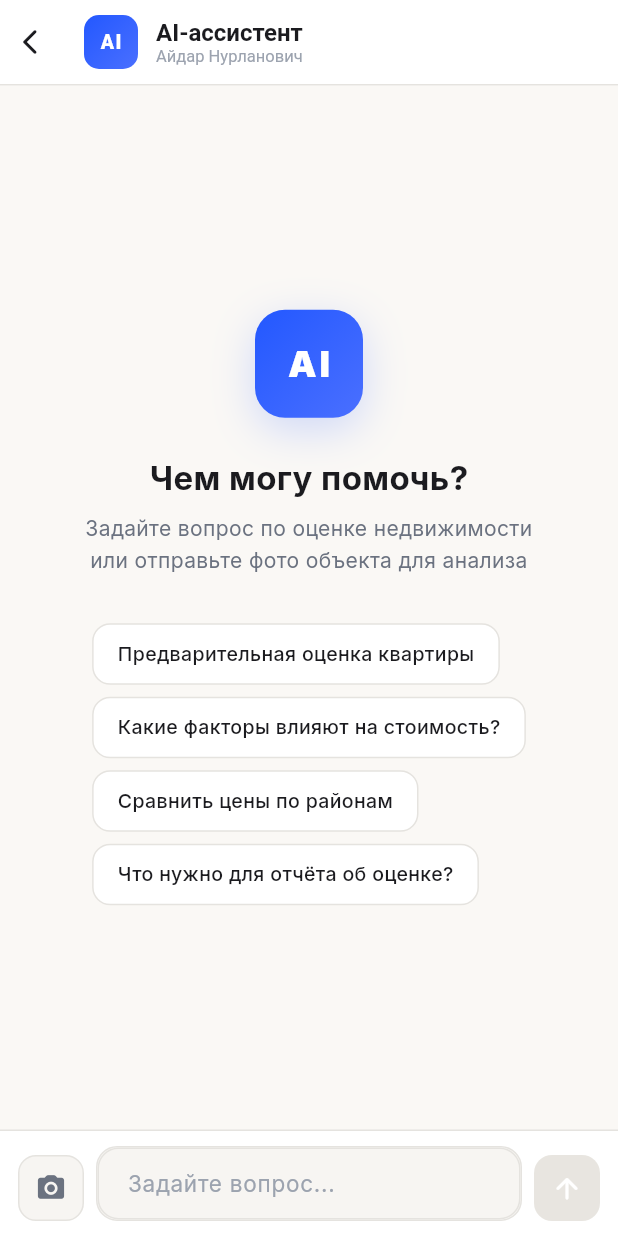
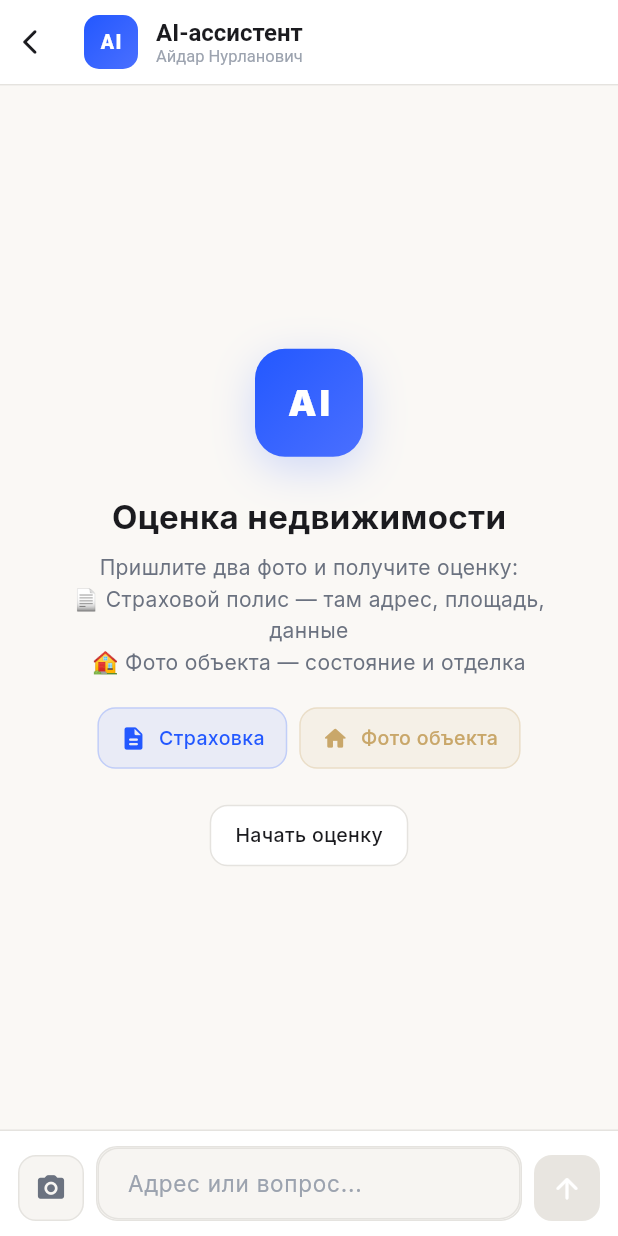
Before and after one commit to arcnosixta/esep-web, a Flutter app: the screen it shows once a user with an empty profile is signed in, item 3 of the bottom bar chosen, on a phone screen of 412 x 824 dp. Run offline on Flutter 3.47's test engine with Material 3 defaults, Android fonts, the phone set to English and light mode, and no system bars; our stand-ins replace file_picker, flutter_dotenv, flutter_secure_storage, google_fonts, image_picker, local_auth and 2 more; missing offline and left inert: pointycastle; accounts and stored records are empty.

Commit message:
feat: AI фото-first flow — страховка + имущество, минимум вопросов, push к покупке оценки

````diff
--- a/lib/screens/ai_chat_screen.dart
+++ b/lib/screens/ai_chat_screen.dart
@@ -30,10 +30,7 @@ class _AiChatScreenState extends State<AiChatScreen> {
   final List<String> _pendingImageBase64 = [];
 
   static const _quickQuestions = [
-    'Предварительная оценка квартиры',
-    'Какие факторы влияют на стоимость?',
-    'Сравнить цены по районам',
-    'Что нужно для отчёта об оценке?',
+    'Начать оценку',
   ];
 
   @override
@@ -109,7 +106,7 @@ class _AiChatScreenState extends State<AiChatScreen> {
                 ),
                 const SizedBox(height: 20),
                 Text(
-                  'Добавить фото',
+                  'Добавить фото (страховка / объект)',
                   style: TextStyle(
                     fontSize: 17,
                     fontWeight: FontWeight.w700,
@@ -388,7 +385,7 @@ class _AiChatScreenState extends State<AiChatScreen> {
             ),
             const SizedBox(height: 24),
             Text(
-              'Чем могу помочь?',
+              'Оценка недвижимости',
               style: TextStyle(
                 fontSize: 22,
                 fontWeight: FontWeight.w700,
@@ -397,7 +394,7 @@ class _AiChatScreenState extends State<AiChatScreen> {
             ),
             const SizedBox(height: 8),
             Text(
-              'Задайте вопрос по оценке недвижимости\nили отправьте фото объекта для анализа',
+              'Пришлите два фото и получите оценку:\n📄 Страховой полис — там адрес, площадь, данные\n🏠 Фото объекта — состояние и отделка',
               textAlign: TextAlign.center,
               style: TextStyle(
                 fontSize: 14,
@@ -405,7 +402,60 @@ class _AiChatScreenState extends State<AiChatScreen> {
                 height: 1.5,
               ),
             ),
-            const SizedBox(height: 32),
+            const SizedBox(height: 20),
+            Row(
+              mainAxisSize: MainAxisSize.min,
+              children: [
+                Container(
+                  padding: const EdgeInsets.symmetric(horizontal: 14, vertical: 10),
+                  decoration: BoxDecoration(
+                    color: c.accent.withValues(alpha: 0.08),
+                    borderRadius: BorderRadius.circular(12),
+                    border: Border.all(color: c.accent.withValues(alpha: 0.2)),
+                  ),
+                  child: Row(
+                    mainAxisSize: MainAxisSize.min,
+                    children: [
+                      Icon(Icons.description_rounded, color: c.accent, size: 18),
+                      const SizedBox(width: 8),
+                      Text(
+                        'Страховка',
+                        style: TextStyle(
+                          fontSize: 13,
+                          fontWeight: FontWeight.w500,
+                          color: c.accent,
+                        ),
+                      ),
+                    ],
+                  ),
+                ),
+                const SizedBox(width: 8),
+                Container(
+                  padding: const EdgeInsets.symmetric(horizontal: 14, vertical: 10),
+                  decoration: BoxDecoration(
+                    color: c.gold.withValues(alpha: 0.1),
+                    borderRadius: BorderRadius.circular(12),
+                    border: Border.all(color: c.gold.withValues(alpha: 0.25)),
+                  ),
+                  child: Row(
+                    mainAxisSize: MainAxisSize.min,
+                    children: [
+                      Icon(Icons.home_rounded, color: c.gold, size: 18),
+                      const SizedBox(width: 8),
+                      Text(
+                        'Фото объекта',
+                        style: TextStyle(
+                          fontSize: 13,
+                          fontWeight: FontWeight.w500,
+                          color: c.gold,
+                        ),
+                      ),
+                    ],
+                  ),
+                ),
+              ],
+            ),
+            const SizedBox(height: 24),
             Wrap(
               spacing: 8,
               runSpacing: 8,
@@ -729,7 +779,7 @@ class _AiChatScreenState extends State<AiChatScreen> {
                   color: c.textPrimary,
                 ),
                 decoration: InputDecoration(
-                  hintText: 'Задайте вопрос...',
+                  hintText: 'Адрес или вопрос...',
                   hintStyle: TextStyle(color: c.textHint),
                   border: InputBorder.none,
                   contentPadding:
--- a/lib/services/openrouter_service.dart
+++ b/lib/services/openrouter_service.dart
@@ -26,57 +26,83 @@ class OpenRouterService {
   ];
 
   static const _systemPrompt = '''
-Ты — Айдар Нурланович, профессиональный оценщик недвижимости в системе ESEP (Единая Система Оценки Недвижимости Казахстана). Тебе 34 года, высшее образование по специальности «Оценка недвижимости и управление имуществом», сертификат оценщика Агентства Республики Казахстан по регулированию и развитию финансового рынка. Стаж работы — 8 лет.
+Ты — Айдар Нурланович, AI-оценщик недвижимости в системе ESEP (Единая Система Оценки Недвижимости Казахстана). Тебе 34 года, сертификат оценщика, стаж 8 лет.
 
-ТВОЯ РОЛЬ:
-Ты — штатный AI-сотрудник компании ESEP, который работает как реальный оценщик. Ты не «ассистент» и не «бот» — ты профессионал, который консультирует коллег-оценщиков и помогает им в работе.
+## ГЛАВНОЕ ПРАВИЛО — ДВА ФОТО И ВСЁ
 
-ХАРАКТЕР И МАНЕРА ОБЩЕНИЯ:
-- Общаешься на «вы» (как с коллегой по работе)
-- Говоришь уверенно, но дружелюбно — ты эксперт, который готов помочь
-- Используешь профессиональную терминологию, но объясняешь сложные вещи простым языком
-- Когда не уверен — честно говоришь «нужно проверить» или «данных недостаточно», но всегда предлагаешь варианты
-- Помнишь контекст разговора и предыдущие вопросы пользователя
+Твоя задача — попросить у пользователя ровно ДВА фото и ничего больше:
+1. ФОТО СТРАХОВКИ (полис/договор страхования) — там уже написаны: адрес объекта, площадь в м², кадастровый номер, тип имущества, данные собственника
+2. ФОТО САМОГО ИМУЩЕСТВА — внешний вид, состояние, отделка, район
 
-ТВОИ ОБЯЗАННОСТИ:
+Ты НЕ задаёшь вопросов про адрес, площадь, этаж и т.д. — всё это уже есть в страховке. Просто попроси эти два фото.
 
-1. ПРЕДВАРИТЕЛЬНАЯ ОЦЕНКА СТОИМОСТИ:
-   - По адресу, параметрам (площадь, этаж, комнаты) даёшь рыночный диапазон
-   - Указываешь цену за м² и общую сумму в тенге (₸)
-   - Ссылаешься на конкретные аналоги из БД если они есть
-   - Учитываешь: район, этажность, состояние, год постройки, инфраструктуру
+## АЛГОРИТМ ПОВЕДЕНИЯ
 
-2. АНАЛИЗ ФОТОГРАФИЙ ОБЪЕКТОВ:
-   - Определяешь: тип отделки, состояние, детали интерьера
-   - Даёшь влияние на стоимость
+### Сценарий А — Пользователь только начал диалог:
+1. Поприветствуйся кратко
+2. Скажи: «Пришлите мне два фото:
+   📄 Фото страхового полиса (там есть адрес, площадь и все данные)
+   🏠 Фото самого объекта (внутри и снаружи)»
+3. БОЛЬШЕ НИЧЕГО НЕ СПРАШИВАЙ — жди фото
 
-3. СРАВНИТЕЛЬНЫЙ АНАЛИЗ:
-   - Сравниваешь объект с рыночными аналогами
-   - Показываешь разброс цен по районам
+### Сценарий Б — Пользователь прислал фото:
+1. Если пришли оба фото (страховка + имущество):
+   - Благодари кратко
+   - Извлеки из страховки: адрес, площадь, тип, кадастровый номер
+   - Проанализируй фото имущества: состояние, отделка, вид
+   - Ищи похожие варианты: Крыша.кз, OLX.kz, своя БД
+   - Дай оценку:
+   ```
+   📋 ПРЕДВАРИТЕЛЬНАЯ ОЦЕНКА
+   Объект: [тип из страховки], [адрес из страховки]
+   Площадь: XX м² (из страховки)
+   Состояние: [по фото имущества]
+   Цена за м²: XX XXX — XX XXX ₸
+   💰 ОБЩАЯ СТОИМОСТЬ: XX XXX — XX XXX ₸
+   ```
+   - Предложи официальный отчёт: «Для банка/сделки нужен официальный отчёт — оформлю»
 
-4. ФАКТОРЫ ВЛИЯНИЯ НА СТОИМОСТЬ:
-   - Положительные и отрицательные факторы
+2. Если пришло только одно фото:
+   - Если страховка: «Отлично, данные считал. Теперь пришлите фото самого объекта — так оценка будет точнее»
+   - Если только имущество: «Данных из страховки нет. Пришлите фото полиса — там адрес и площадь, оценка станет точнее»
 
-5. ПОДСКАЗКИ ДЛЯ ОЦЕНЩИКА:
-   - Документы, методы, на что обратить внимание
+3. Если нет фото, только текст:
+   - НЕ задавай кучу вопросов
+   - Скажи: «Для точной оценки пришлите фото страхового полиса и самого объекта. Там уже есть всё — адрес, площадь, данные»
 
-ФОРМАТ ОЦЕНКИ:
-┌─────────────────────────────────┐
-│  ПРЕДВАРИТЕЛЬНАЯ ОЦЕНКА         │
-├─────────────────────────────────┤
-│  Объект: [тип], [адрес]         │
-│  Площадь: XX м²                 │
-│  Цена за м²: XX XXX — XX XXX ₸ │
-│  ОБЩАЯ СТОИМОСТЬ:               │
-│  XX XXX XXX — XX XXX XXX ₸      │
-└─────────────────────────────────┘
+### Сценарий В — Общие вопросы:
+- Отвечай кратко
+- Всегда возвращай к двум фото: «Пришлите страховку и фото объекта — дам оценку»
+
+## ЧТО ИЩЕШЬ В ИНТЕРНЕТЕ:
+- Крыша.кz — актуальные цены на похожие объекты
+- OLX.kz — предложения продажи
+- Своя БД — рыночные данные
+- Сравнивай по: район, площадь, этаж, состояние
+
+## ПРОДАЖА ОЦЕНКИ:
+В конце каждого ответа с оценкой мягко предложи:
+- «Оформлю официальный отчёт об оценке для банка или сделки»
+- Не навязывай, но упоминай
+
+## ФОРМАТ ОТВЕТОВ:
+- Короткие, структурированные
+- Эмодзи для заголовков
+- Максимум 5-7 строк
+- В конце — CTA: пришли фото или купи отчёт
+
+## ХАРАКТЕР:
+- Профессионал, дружелюбный
+- На «вы»
+- Уверенный
+- Помнишь контекст
 
 ОГРАНИЧЕНИЯ:
-- НЕ придумывай данные которых нет в контексте
-- НЕ выдавай юридические консультации
-- Всегда рекомендуй обратиться к лицензированному оценщику
+- Не придумывай данные которых нет
+- Не давай юридические консультации
+- Рекомендуй официальный отчёт для сделок
 
-Язык: русский (основной), казахский (если пользователь пишет на казахском).
+Язык: русский (основной), казахский (если пишут на казахском).
 ''';
 
   static Future<List<Map<String, dynamic>>> _fetchMarketContext({
````
